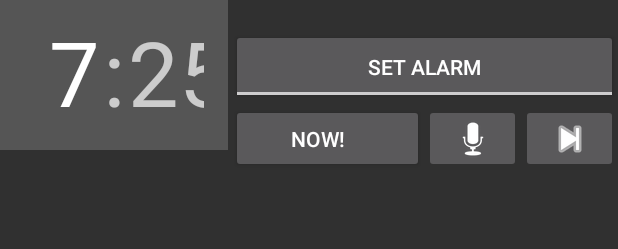
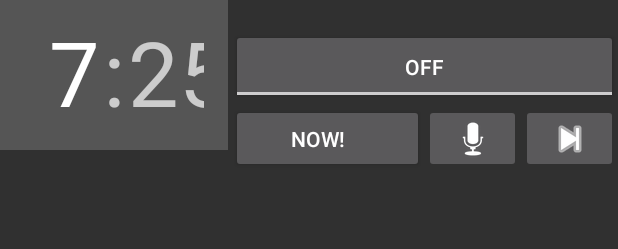
Before and after one commit to mamewotoko/malarm, an Android app: the layout main_drawing.xml on its own in the app's theme, with its tools: preview values and no code run, on a phone screen of 412 x 824 dp. Shown: the top 249 px of the screen. Run offline under Robolectric (Android 15) with nearby library versions, the phone set to English and light mode, and no system bars.

Commit message:
remove wording of alarm switch

```diff
--- a/app/build.gradle
+++ b/app/build.gradle
@@ -76,7 +76,7 @@ spoon {
   debug = true
 
   // className =
-  methodName = 'testSetAlarm'
+  //methodName = 'testSetAlarm'
   //from 1.5.0?
   //codeCoverage = true
 }
--- a/app/src/main/res/layout/main_drawing.xml
+++ b/app/src/main/res/layout/main_drawing.xml
@@ -70,8 +70,7 @@
                     android:id="@+id/alarm_button"
                     android:layout_width="fill_parent"
                     android:layout_height="50dp"
-                    android:textOff="@string/set_alarm"
-                    android:textOn="@string/stop_alarm" />
+                    />
 
                 <LinearLayout
                     android:id="@+id/linearLayout_contbutton"
--- a/app/src/main/res/values/strings.xml
+++ b/app/src/main/res/values/strings.xml
@@ -4,8 +4,6 @@
     <string name="stop_music">Stop Music</string>
     <string name="music_stopped">Music stopped</string>
 
-    <string name="set_alarm">Set Alarm</string>
-    <string name="stop_alarm">Cancel Alarm</string>
     <string name="stop_vibration">Stop vibaration</string>
     <string name="play_wakeup">Play</string>
     <string name="pref_menu">Preference</string>
```
Also changed, not shown: app/src/main/res/layout/main.xml (+0 -8 lines), app/src/main/res/layout/main_toolbar.xml (+0 -11 lines), 3 other files.
